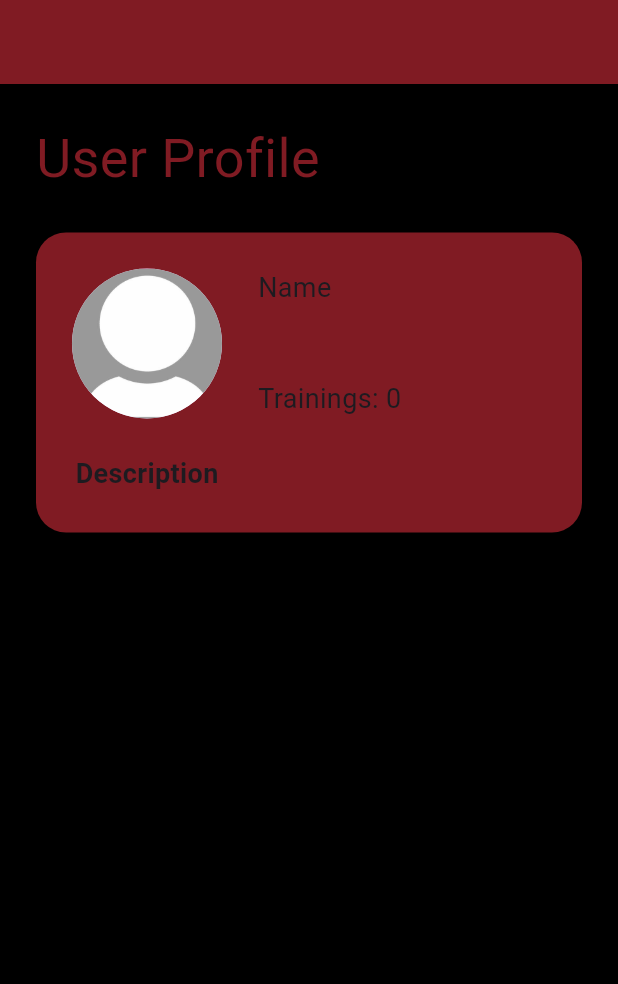
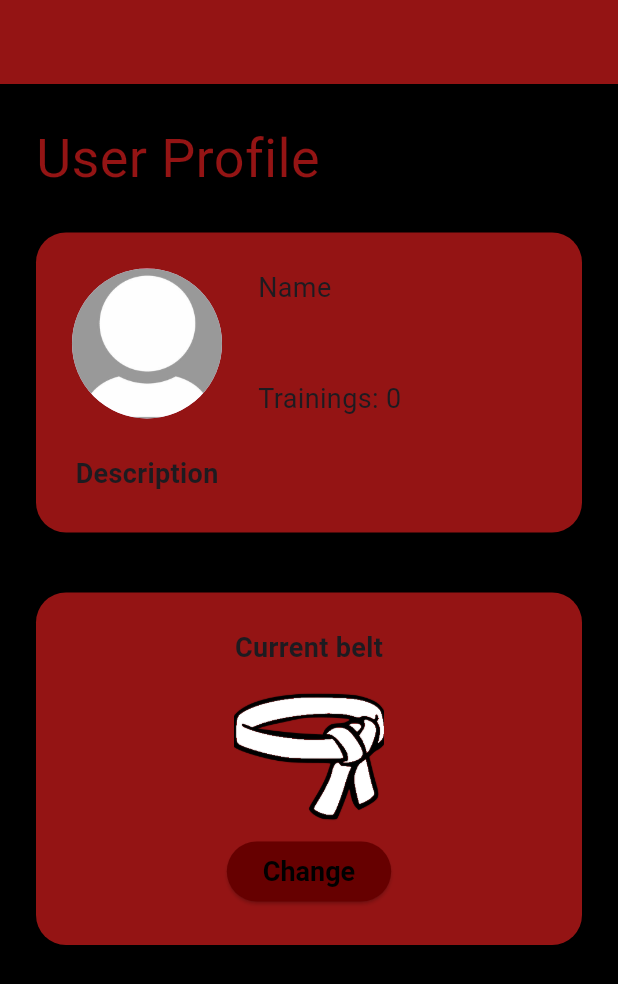
Before and after one commit to PawelCZ1/_grapple_, a Flutter app: the screen it shows after launch, on a phone screen of 412 x 824 dp. Shown: the top 984 px of the screen. Run offline on Flutter 3.47's test engine with Material 3 defaults, Android fonts, the light colour scheme and no system bars.

Commit message:
current belt view created and new assets added

```diff
--- a/lib/Page/user_profile_info_page.dart
+++ /dev/null
@@ -1,81 +0,0 @@
-import 'package:flutter/material.dart';
-
-class UserProfileInfoPage extends StatelessWidget {
-  const UserProfileInfoPage({super.key});
-
-  @override
-  Widget build(BuildContext context) {
-    return MaterialApp(
-      debugShowCheckedModeBanner: false,
-      home: Scaffold(
-        backgroundColor: Colors.black,
-        appBar: AppBar(
-          backgroundColor: const Color.fromARGB(255, 128, 27, 35),
-        ),
-        body: ListView(
-          children: [
-            Container(
-              margin: const EdgeInsets.only(left: 24, top: 24),
-              child: const Text(
-              "User Profile",
-              style: TextStyle(
-                fontSize: 36,
-                color: Color.fromARGB(255, 128, 27, 35)
-              ),
-              ),
-            ),
-            Container(
-              margin: const EdgeInsets.only(left: 24, right: 24, top: 24),
-              padding: const EdgeInsets.all(24),
-              decoration: BoxDecoration(
-                color: const Color.fromARGB(255, 128, 27, 35),
-                borderRadius: BorderRadius.circular(20)
-              ),
-              width: double.infinity,
-              height: 200,
-              child: const Row(
-                children: [
-                  Column(
-                    children: [
-                      CircleAvatar(
-                        radius: 50,
-                        backgroundImage: AssetImage("assets/default_user_profile_image.jpeg"),
-                      ),
-                      SizedBox(height: 24),
-                      Text(
-                        "Description",
-                        style: TextStyle(
-                          fontWeight: FontWeight.bold,
-                          fontSize: 18
-                        )
-                      )
-                    ],
-                  ),
-                  SizedBox(width: 24),
-                  Column(
-                    crossAxisAlignment: CrossAxisAlignment.start,
-                    children: [
-                      Text(
-                        "Name",
-                        style: TextStyle(
-                          fontSize: 18
-                        )
-                      ),
-                      SizedBox(height: 48),
-                      Text(
-                        "Trainings: 0",
-                        style: TextStyle(
-                          fontSize: 18
-                        )
-                      )
-                    ]
-                  )
-                ],
-              )
-            )
-          ],
-        ),
-      ),
-    );
-  }
-}
--- /dev/null
+++ b/lib/constants/custom_colors.dart
@@ -0,0 +1,6 @@
+import 'package:flutter/material.dart';
+
+class CustomColors {
+  static Color darkRose = const Color.fromARGB(255, 148, 20, 20);
+  static Color darkerRose = const Color.fromARGB(255, 102, 0, 0);
+}
--- /dev/null
+++ b/lib/helpers/space.dart
@@ -0,0 +1,29 @@
+import 'package:flutter/material.dart';
+
+class Space extends StatelessWidget {
+  final double width;
+  final double height;
+
+  Space(this.width, this.height);
+
+  @override
+  Widget build(BuildContext context) => SizedBox(width: width, height: height);
+}
+
+class VSpace extends StatelessWidget {
+  final double size;
+
+  const VSpace(this.size, {Key? key}) : super(key: key);
+
+  @override
+  Widget build(BuildContext context) => Space(0, size);
+}
+
+class HSpace extends StatelessWidget {
+  final double size;
+
+  const HSpace(this.size, {Key? key}) : super(key: key);
+
+  @override
+  Widget build(BuildContext context) => Space(size, 0);
+}
--- a/lib/main.dart
+++ b/lib/main.dart
@@ -1,5 +1,5 @@
 import 'package:flutter/material.dart';
-import 'package:grapple/Page/user_profile_info_page.dart';
+import 'package:grapple/pages/user_profile_info_page.dart';
 
 void main() {
   runApp(const MyApp());
--- /dev/null
+++ b/lib/pages/user_profile_info_page.dart
@@ -0,0 +1,130 @@
+import 'package:flutter/material.dart';
+import 'package:grapple/helpers/space.dart';
+import 'package:grapple/constants/custom_colors.dart';
+
+class UserProfileInfoPage extends StatelessWidget {
+  const UserProfileInfoPage({super.key});
+
+  @override
+  Widget build(BuildContext context) {
+    return MaterialApp(
+      debugShowCheckedModeBanner: false,
+      home: Scaffold(
+        backgroundColor: Colors.black,
+        appBar: AppBar(
+          backgroundColor: CustomColors.darkRose,
+        ),
+        body: ListView(
+          children: [
+            const VSpace(24),
+            Container(
+              margin: const EdgeInsets.only(left: 24),
+              child: Text(
+              "User Profile",
+              style: TextStyle(
+                fontSize: 36,
+                color: CustomColors.darkRose
+              ),
+              ),
+            ),
+            const VSpace(24),
+            Container(
+              margin: const EdgeInsets.symmetric(horizontal: 24),
+              padding: const EdgeInsets.all(24),
+              decoration: BoxDecoration(
+                color: CustomColors.darkRose,
+                borderRadius: BorderRadius.circular(20)
+              ),
+              width: double.infinity,
+              height: 200,
+              child: const Row(
+                children: [
+                  Column(
+                    children: [
+                      CircleAvatar(
+                        radius: 50,
+                        backgroundImage: AssetImage("assets/default_user_profile_image.jpeg"),
+                      ),
+                      VSpace(24),
+                      Text(
+                        "Description",
+                        style: TextStyle(
+                          fontWeight: FontWeight.bold,
+                          fontSize: 18
+                        )
+                      )
+                    ],
+                  ),
+                  HSpace(24),
+                  Column(
+                    crossAxisAlignment: CrossAxisAlignment.start,
+                    children: [
+                      Text(
+                        "Name",
+                        style: TextStyle(
+                          fontSize: 18
+                        )
+                      ),
+                      VSpace(48),
+                      Text(
+                        "Trainings: 0",
+                        style: TextStyle(
+                          fontSize: 18
+                        )
+                      )
+                    ]
+                  )
+                ],
+              )
+            ),
+            const VSpace(40),
+            Container(
+              margin: const EdgeInsets.symmetric(horizontal: 24),
+              padding: const EdgeInsets.all(24),
+              decoration: BoxDecoration(
+                color: CustomColors.darkRose,
+                borderRadius: BorderRadius.circular(20)
+              ),
+              width: double.infinity,
+              height: 235,
+              child: Column(
+                children: [
+                  const Text(
+                    "Current belt",
+                    style: TextStyle(
+                      fontWeight: FontWeight.bold,
+                      fontSize: 18
+                    )
+                  ),
+                  const VSpace(12),
+                  Container(
+                    width: 100.00,
+                    height: 100.00,
+                    decoration: const BoxDecoration(
+                    image: DecorationImage(
+                      image: ExactAssetImage('assets/white_belt_icon.png'),
+                      fit: BoxFit.fitHeight,
+                    )
+                    )
+                  ),
+                  ElevatedButton(
+                    style: ElevatedButton.styleFrom(
+                      foregroundColor: Colors.black,
+                      backgroundColor: CustomColors.darkerRose,
+                      textStyle: const TextStyle(
+                        fontSize: 18,
+                        fontWeight: FontWeight.bold
+                      )
+                    ),
+                    onPressed: () {},
+                    child: const Text('Change'),
+                  ),
+                ],
+              ),
+            )
+          ],
+        ),
+      ),
+    );
+  }
+}
--- a/pubspec.yaml
+++ b/pubspec.yaml
@@ -61,6 +61,11 @@ flutter:
   # To add assets to your application, add an assets section, like this:
   assets:
     - assets/default_user_profile_image.jpeg
+    - assets/white_belt_icon.png
+    - assets/blue_belt_icon.png
+    - assets/purple_belt_icon.png
+    - assets/brown_belt_icon.png
+    - assets/black_belt_icon.png
 
   # An image asset can refer to one or more resolution-specific "variants", see
   # https://flutter.dev/assets-and-images/#resolution-aware
```
Also changed, not shown: assets/black_belt_icon.png (added), assets/blue_belt_icon.png (added), assets/brown_belt_icon.png (added), assets/purple_belt_icon.png (added), assets/white_belt_icon.png (added).
